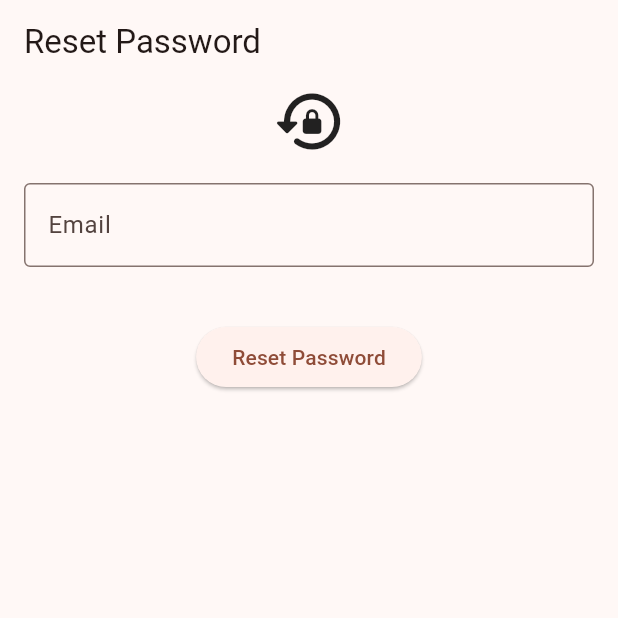
After one commit to qiiiixuan/Orbital-2025-GobbleUp, a Flutter app: the ResetPasswordPage screen opened directly, on a phone screen of 412 x 824 dp, the top half of it. The commit adds this screen. Run offline on Flutter 3.47's test engine with Material 3 defaults, Android fonts, the light colour scheme and no system bars; our stand-ins replace firebase_auth, firebase_core, firebase_database, flutter_card_swiper; accounts and stored records are empty.

Commit message:
Added reset password page

```diff
--- a/GobbleUp/lib/src/views/pages/home_pages/gobblerhomepage.dart
+++ b/GobbleUp/lib/src/views/pages/home_pages/gobblerhomepage.dart
@@ -78,7 +78,6 @@ class _GobblerHomePageState extends State<GobblerHomePage> {
         title: Text('Gobbler Home Page'),
         automaticallyImplyLeading: false, // Disable back button
       ),
-      // body: buildRestaurantCard(_randomRestaurantFuture1),
       body: CardSwiper(
         cardsCount: RestaurantFutures.length,
         cardBuilder:
--- /dev/null
+++ b/GobbleUp/lib/src/views/pages/onboarding_pages/resetpasswordpage.dart
@@ -0,0 +1,77 @@
+import 'package:GobbleUp/src/services/auth_service.dart';
+import 'package:firebase_auth/firebase_auth.dart';
+import 'package:flutter/material.dart';
+
+class ResetPasswordPage extends StatefulWidget {
+  const ResetPasswordPage({super.key});
+
+  @override
+  State<ResetPasswordPage> createState() => _ResetPasswordPageState();
+}
+
+
+
+class _ResetPasswordPageState extends State<ResetPasswordPage> {
+  TextEditingController emailController = TextEditingController();
+  String errorMessage = '';
+
+  void resetPassword() async {
+    try {
+      await authService.value.resetPassword(
+        emailController.text,
+      );
+      ScaffoldMessenger.of(context).showSnackBar(
+        const SnackBar(content: Text('Password reset link sent to your email')),
+      );
+      setState(() {
+        errorMessage = '';
+      });
+    } on FirebaseAuthException catch (e) {
+      setState(() {
+        errorMessage = 'Failed to reset password: $e';
+      });
+    }
+  }
+
+  @override
+  Widget build(BuildContext context) {
+    return Scaffold(
+      appBar: AppBar(
+        title: const Text('Reset Password'),
+        automaticallyImplyLeading: true,
+      ),
+      body: Center(
+          child: Column(
+            mainAxisAlignment: MainAxisAlignment.start,
+            children: [
+              const Icon(Icons.lock_reset_rounded, size: 50),
+              Padding(
+                padding: const EdgeInsets.all(16.0),
+                child: TextField(
+                  controller: emailController,
+                  decoration: const InputDecoration(
+                    labelText: 'Email',
+                    border: OutlineInputBorder(),
+                  ),
+                ),
+              ),
+
+              const SizedBox(height: 20),
+              ElevatedButton(
+                onPressed: () {
+                  resetPassword();
+                },
+                child: const Text('Reset Password'),
+              ),
+
+              Text(
+              errorMessage,
+              style: TextStyle(color: Colors.red),
+            ),
+
+            ],
+          ),
+        ),
+      );
+  }
+}
```
Also changed, not shown: GobbleUp/lib/src/views/pages/onboarding_pages/gobbledloginpage.dart (+19 -1 lines), GobbleUp/lib/src/views/pages/onboarding_pages/gobblerloginpage.dart (+21 -10 lines), GobbleUp/lib/src/views/pages/profile_pages/gobblerprofilepage.dart (+11 -6 lines), GobbleUp/flutter_05.png (added), GobbleUp/flutter_06.png (added).
